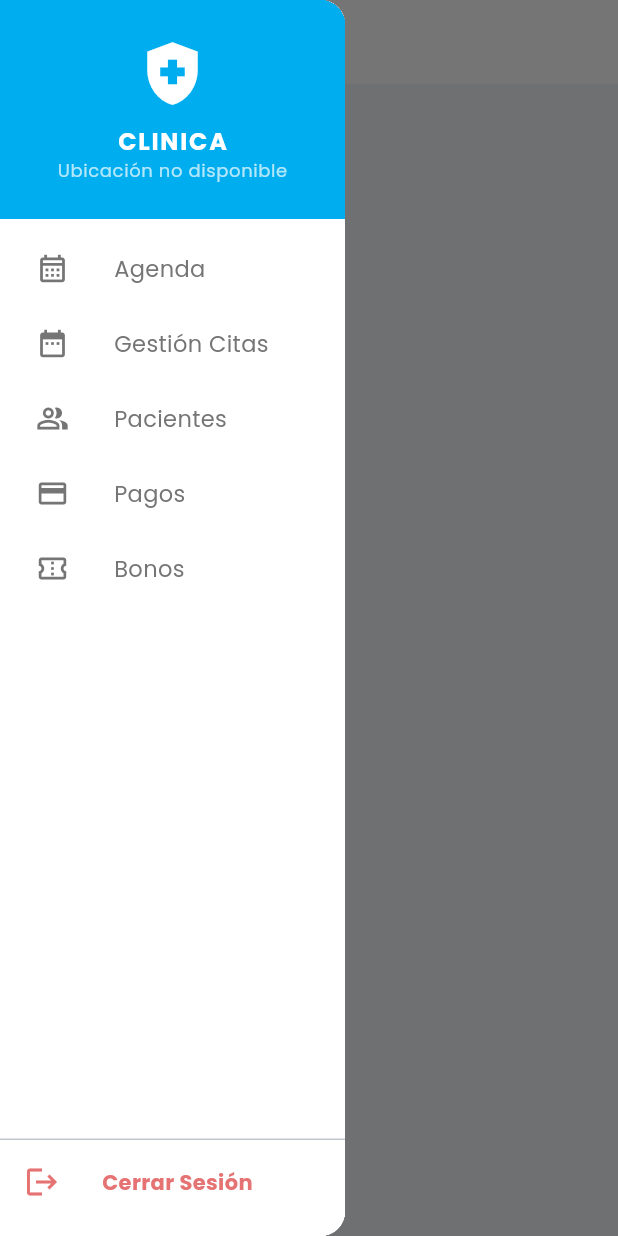
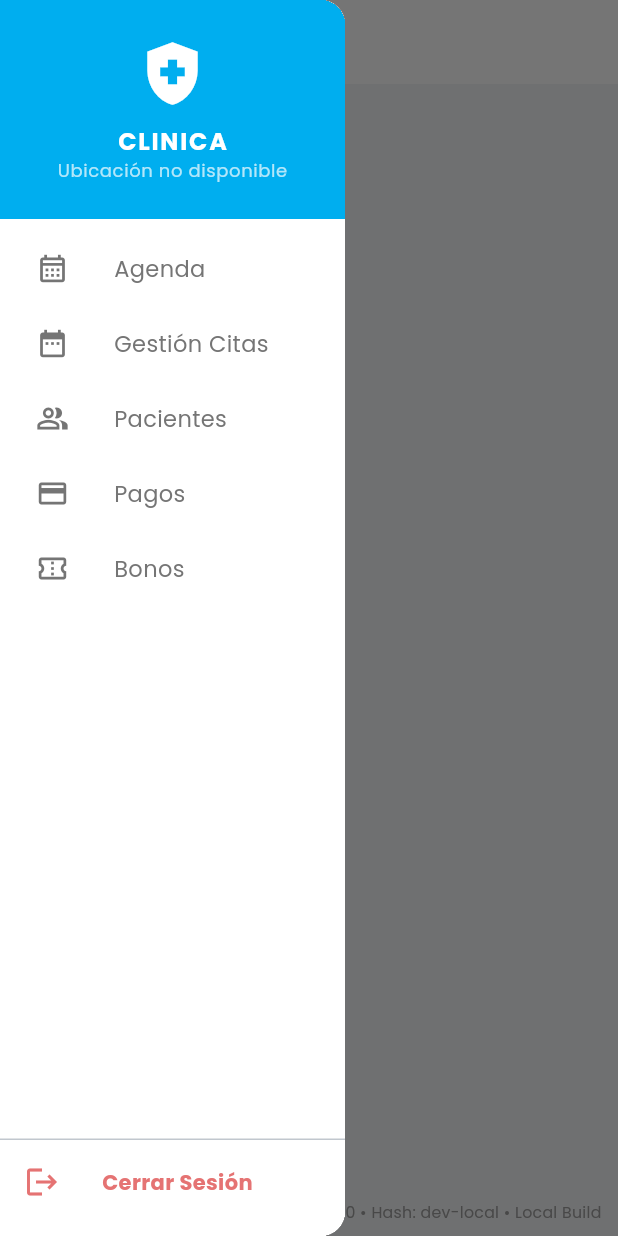
Before and after one commit to adree3/quiropractico_front, a Flutter app: the DashboardLayout screen opened directly with empty values, after a tap on the "menu" icon, after a tap on "Cerrar Sesión", on a phone screen of 412 x 824 dp. Run offline on Flutter 3.47's test engine with Material 3 defaults, Android fonts, the phone set to English and light mode, and no system bars; our stand-ins replace cached_network_image, dio, file_picker, font_awesome_flutter, go_router, google_fonts and 6 more; missing offline and left inert: dart:html, desktop_drop, stomp_dart_client, syncfusion_flutter_pdfviewer; accounts and stored records are empty; network calls fail.

Commit message:
feat(version): inyectar git hash y build time en vercel.json y anadir indicador de version en dashboard

```diff
--- a/lib/providers/auth_provider.dart
+++ b/lib/providers/auth_provider.dart
@@ -114,20 +114,23 @@ class AuthProvider extends ChangeNotifier {
 
   // Cerrar sesión
   void logout(BuildContext context) async {
-    // 1. Purgado de disco físico
-    await LocalStorage.deleteToken();
-    role = null;
+    // 1º) Cambio de estado inmediato: expulsa al usuario desmontando el Dashboard de memoria
+    authStatus = AuthStatus.notAuthenticated;
+    notifyListeners();
 
-    // 2. Purgado profundo silencioso de toda la RAM de providers
+    // 2º) Esperar al siguiente ciclo para garantizar el desmontaje total de listeners y vistas
+    await Future.delayed(const Duration(milliseconds: 100));
+
+    // 3º) Purgado profundo silencioso de toda la RAM de providers
     try {
       importProviders(context);
     } catch (e) {
       debugPrint('Error purgando providers: $e');
     }
 
-    // 3. Cambio de estado final: expulsa al usuario desmontando el Dashboard de memoria
-    authStatus = AuthStatus.notAuthenticated;
-    notifyListeners();
+    // 4º) Destrucción de credenciales en almacenamiento físico
+    await LocalStorage.deleteToken();
+    role = null;
   }
 
   void importProviders(BuildContext context) {
--- a/lib/services/stomp_service.dart
+++ b/lib/services/stomp_service.dart
@@ -1,4 +1,5 @@
 import 'dart:convert';
+import 'dart:html' as html;
 import 'package:flutter/foundation.dart';
 import 'package:quiropractico_front/config/api_config.dart';
 import 'package:quiropractico_front/services/local_storage.dart';
@@ -49,6 +50,12 @@ class StompService {
 
     _stompClient!.activate();
     _isActivated = true;
+
+    if (kIsWeb) {
+      html.window.onBeforeUnload.listen((event) {
+        _stompClient?.deactivate();
+      });
+    }
   }
 
   void _onConnect(StompFrame frame) {
--- a/lib/ui/layouts/dashboard_layout.dart
+++ b/lib/ui/layouts/dashboard_layout.dart
@@ -6,6 +6,7 @@ import 'package:provider/provider.dart';
 import 'package:quiropractico_front/providers/users_provider.dart';
 import 'package:go_router/go_router.dart';
 import 'package:quiropractico_front/ui/widgets/user_avatar_widget.dart';
+import 'package:quiropractico_front/ui/widgets/app_version_indicator.dart';
 
 class DashboardLayout extends StatelessWidget {
   final Widget child;
@@ -55,7 +56,9 @@ class DashboardLayout extends StatelessWidget {
                   )
                   : null,
 
-          body: Row(
+          body: Stack(
+            children: [
+              Row(
                 children: [
                   // Sidebar: expandido en > 1100px, colapsado en 700-1100px
                   if (!isMobile)
@@ -149,6 +152,15 @@ class DashboardLayout extends StatelessWidget {
                   ),
                 ],
               ),
+
+              // Indicador de versión flotante y copiable
+              const Positioned(
+                bottom: 8,
+                right: 8,
+                child: AppVersionIndicator(),
+              ),
+            ],
+          ),
         );
       },
     );
--- a/lib/ui/views/dashboard/kiosk_view.dart
+++ b/lib/ui/views/dashboard/kiosk_view.dart
@@ -1,5 +1,7 @@
 import 'dart:convert';
+import 'dart:html' as html;
 import 'dart:typed_data';
+import 'package:flutter/foundation.dart';
 import 'package:dio/dio.dart';
 import 'package:flutter/material.dart';
 import 'package:signature/signature.dart';
@@ -138,6 +140,12 @@ class _KioskViewState extends State<KioskView> {
       ),
     );
     _stompClient?.activate();
+
+    if (kIsWeb) {
+      html.window.onBeforeUnload.listen((event) {
+        _stompClient?.deactivate();
+      });
+    }
   }
 
   void _onConnect(StompFrame frame) {
--- /dev/null
+++ b/lib/ui/widgets/app_version_indicator.dart
@@ -0,0 +1,52 @@
+import 'package:flutter/material.dart';
+import 'package:package_info_plus/package_info_plus.dart';
+
+class AppVersionIndicator extends StatefulWidget {
+  const AppVersionIndicator({super.key});
+
+  @override
+  State<AppVersionIndicator> createState() => _AppVersionIndicatorState();
+}
+
+class _AppVersionIndicatorState extends State<AppVersionIndicator> {
+  static const String gitHash = String.fromEnvironment('GIT_HASH', defaultValue: 'dev-local');
+  static const String buildTime = String.fromEnvironment('BUILD_TIME', defaultValue: 'Local Build');
+
+  String _version = '...';
+
+  @override
+  void initState() {
+    super.initState();
+    _loadPackageInfo();
+  }
+
+  Future<void> _loadPackageInfo() async {
+    try {
+      final packageInfo = await PackageInfo.fromPlatform();
+      if (mounted) {
+        setState(() {
+          _version = packageInfo.version;
+        });
+      }
+    } catch (_) {
+      if (mounted) {
+        setState(() {
+          _version = '1.0.0';
+        });
+      }
+    }
+  }
+
+  @override
+  Widget build(BuildContext context) {
+    return SelectableText(
+      'v$_version • Hash: $gitHash • $buildTime',
+      style: TextStyle(
+        fontSize: 10.5,
+        color: Colors.grey.shade500,
+        fontWeight: FontWeight.w400,
+        letterSpacing: 0.2,
+      ),
+    );
+  }
+}
--- a/pubspec.yaml
+++ b/pubspec.yaml
@@ -2,7 +2,7 @@ name: quiropractico_front
 description: "A new Flutter project."
 publish_to: 'none'
 
-version: 1.0.0+1
+version: 2.1.0
 
 environment:
   sdk: ^3.7.2
@@ -47,6 +47,7 @@ dependencies:
   # Firma digital
   signature: ^5.5.0
   desktop_drop: ^0.8.4
+  package_info_plus: ^9.0.1
 
 dev_dependencies:
   flutter_test:
```
Also changed, not shown: pubspec.lock, vercel.json. Lines whose indentation alone changed are shown as unchanged.
